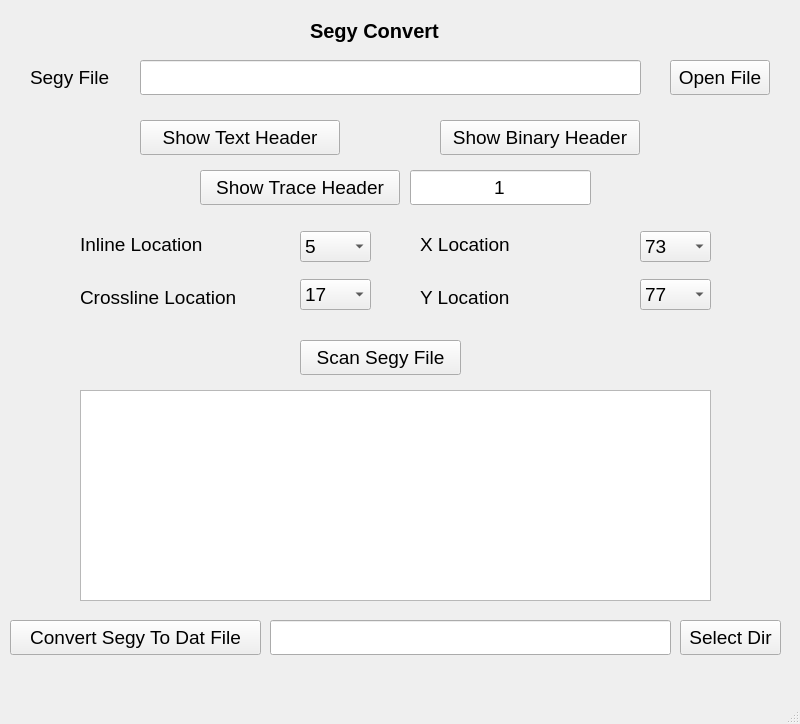
Qt form src/mainwindow.ui (JintaoLee-Roger/segy_demo) before a commit.
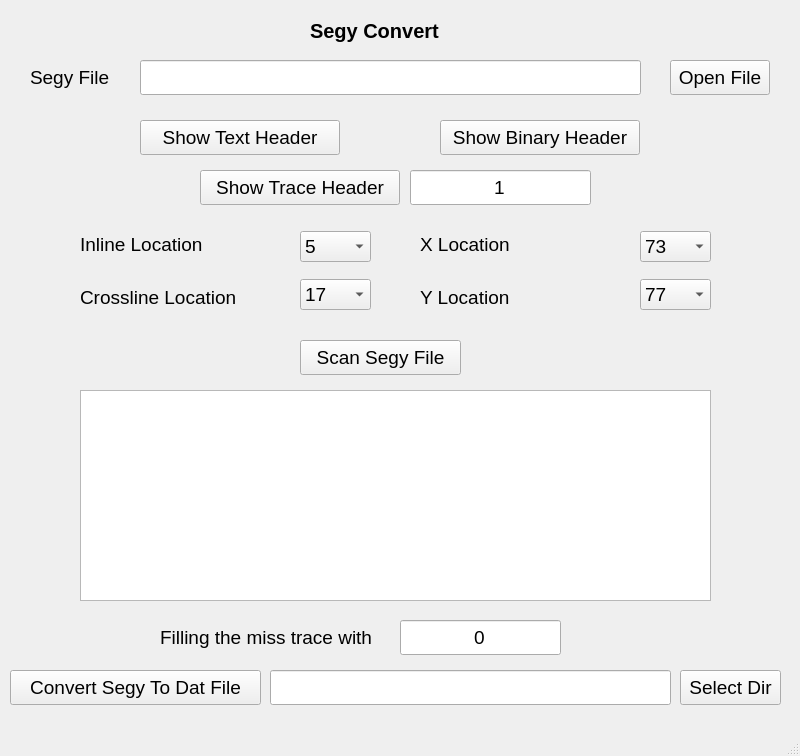
The same form after that commit.

What changed in the file:
```diff
--- a/src/mainwindow.ui
+++ b/src/mainwindow.ui
@@ -7,7 +7,7 @@
     <x>0</x>
     <y>0</y>
     <width>800</width>
-    <height>724</height>
+    <height>756</height>
    </rect>
   </property>
   <property name="windowTitle">
@@ -384,7 +384,7 @@
     <property name="geometry">
      <rect>
       <x>10</x>
-      <y>620</y>
+      <y>670</y>
       <width>251</width>
       <height>35</height>
      </rect>
@@ -402,7 +402,7 @@
     <property name="geometry">
      <rect>
       <x>270</x>
-      <y>620</y>
+      <y>670</y>
       <width>401</width>
       <height>35</height>
      </rect>
@@ -417,7 +417,7 @@
     <property name="geometry">
      <rect>
       <x>680</x>
-      <y>620</y>
+      <y>670</y>
       <width>101</width>
       <height>35</height>
      </rect>
@@ -431,6 +431,48 @@
      <string>Select Dir</string>
     </property>
    </widget>
+   <widget class="QLabel" name="label_5">
+    <property name="geometry">
+     <rect>
+      <x>160</x>
+      <y>620</y>
+      <width>221</width>
+      <height>35</height>
+     </rect>
+    </property>
+    <property name="font">
+     <font>
+      <pointsize>14</pointsize>
+     </font>
+    </property>
+    <property name="text">
+     <string>Filling the miss trace with</string>
+    </property>
+   </widget>
+   <widget class="QLineEdit" name="fills_line">
+    <property name="geometry">
+     <rect>
+      <x>400</x>
+      <y>620</y>
+      <width>161</width>
+      <height>35</height>
+     </rect>
+    </property>
+    <property name="font">
+     <font>
+      <pointsize>14</pointsize>
+     </font>
+    </property>
+    <property name="toolTip">
+     <string>&lt;html&gt;&lt;head/&gt;&lt;body&gt;&lt;p&gt;A float number, the default is 0, and can also be nan and NAN&lt;/p&gt;&lt;/body&gt;&lt;/html&gt;</string>
+    </property>
+    <property name="text">
+     <string>0</string>
+    </property>
+    <property name="alignment">
+     <set>Qt::AlignCenter</set>
+    </property>
+   </widget>
   </widget>
   <widget class="QMenuBar" name="menubar">
    <property name="geometry">
```
Left out of the diff: 1 changed line with no effect on the pictures.
